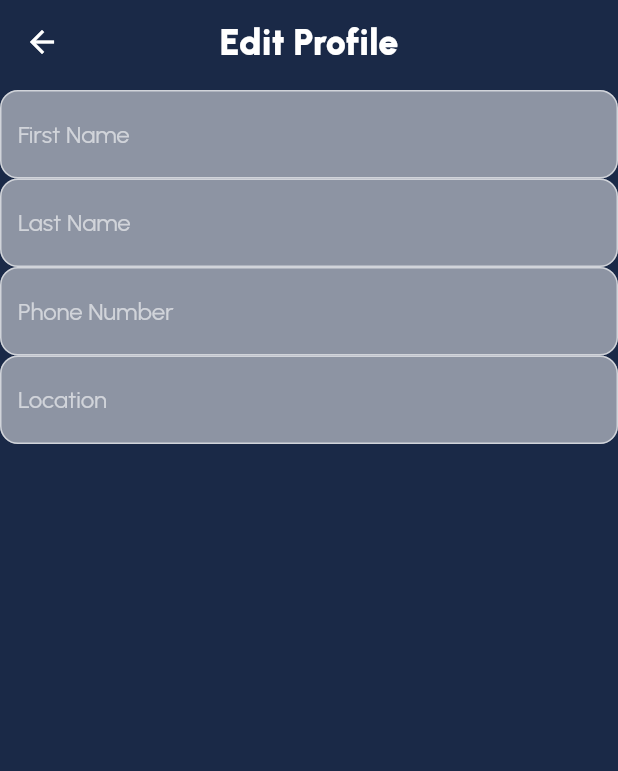
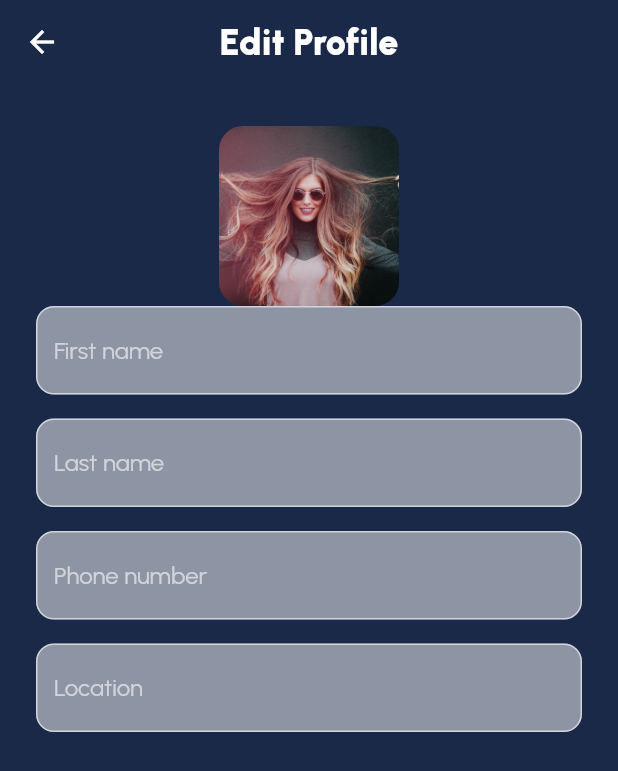
Before and after one commit to HumaCode/Course-App-Flutter-, a Flutter app: the EditProfilePage screen opened by its route, on a phone screen of 412 x 824 dp. Shown: the top 771 px of the screen. Run offline on Flutter 3.47's test engine with Material 2 defaults, Android fonts, the phone set to English and light mode, and no system bars; our stand-ins replace flutter_svg; project files that could hold a hidden picture were left out.

Commit message:
membuat component avatar - profile page

```diff
--- /dev/null
+++ b/lib/components/user_avatar.dart
@@ -0,0 +1,19 @@
+import 'package:flutter/material.dart';
+
+class UserAvatar extends StatelessWidget {
+  const UserAvatar({super.key, this.size = 40});
+
+  final double size;
+
+  @override
+  Widget build(BuildContext context) {
+    return ClipRRect(
+      borderRadius: const BorderRadius.all(Radius.circular(16)),
+      child: Image.asset(
+        'assets/temp/user1.png',
+        width: size,
+        height: size,
+      ),
+    );
+  }
+}
--- a/lib/pages/edit_profile_page.dart
+++ b/lib/pages/edit_profile_page.dart
@@ -1,5 +1,6 @@
 import 'package:course_app_flutter/components/app_textfield.dart';
 import 'package:course_app_flutter/components/toolbar.dart';
+import 'package:course_app_flutter/components/user_avatar.dart';
 import 'package:course_app_flutter/config/app_strings.dart';
 import 'package:flutter/material.dart';
 
@@ -10,13 +11,23 @@ class EditProfilePage extends StatelessWidget {
   Widget build(BuildContext context) {
     return Scaffold(
       appBar: const Toolbar(title: AppStrings.editProfile),
-      body: Column(
-        children: const [
-          AppTextField(hint: 'First Name'),
-          AppTextField(hint: 'Last Name'),
-          AppTextField(hint: 'Phone Number'),
-          AppTextField(hint: 'Location'),
-        ],
+      body: Padding(
+        padding: const EdgeInsets.all(24),
+        child: Column(
+          children: const [
+            UserAvatar(
+              size: 120,
+            ),
+            AppTextField(hint: AppStrings.firstName),
+            SizedBox(height: 16),
+            AppTextField(hint: AppStrings.lastName),
+            SizedBox(height: 16),
+            AppTextField(hint: AppStrings.phoneNumber),
+            SizedBox(height: 16),
+            AppTextField(hint: AppStrings.location),
+            SizedBox(height: 16),
+          ],
+        ),
       ),
     );
   }
--- a/lib/pages/profile_page.dart
+++ b/lib/pages/profile_page.dart
@@ -1,4 +1,5 @@
 import 'package:course_app_flutter/components/toolbar.dart';
+import 'package:course_app_flutter/components/user_avatar.dart';
 import 'package:course_app_flutter/config/app_routes.dart';
 import 'package:course_app_flutter/config/app_strings.dart';
 import 'package:course_app_flutter/styles/app_text.dart';
@@ -57,13 +58,8 @@ class ProfilePage extends StatelessWidget {
       ),
       body: Column(
         children: [
-          ClipRRect(
-            borderRadius: const BorderRadius.all(Radius.circular(16)),
-            child: Image.asset(
-              'assets/temp/user1.png',
-              width: 90,
-              height: 90,
-            ),
+          const UserAvatar(
+            size: 90,
           ),
           const SizedBox(height: 24),
           const Text(
```
